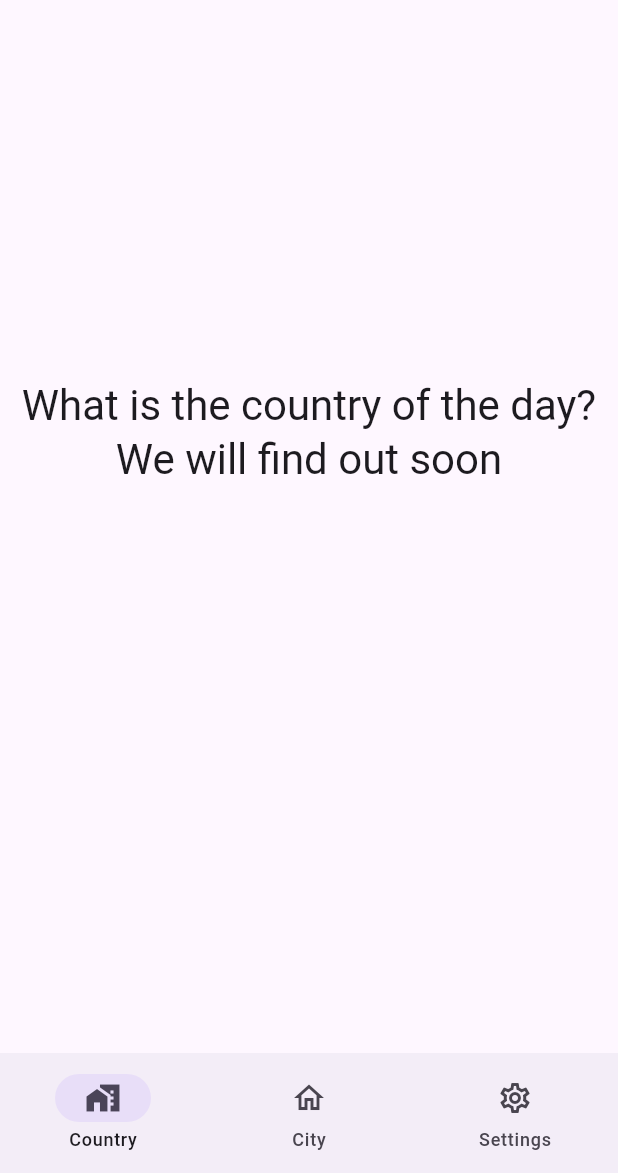
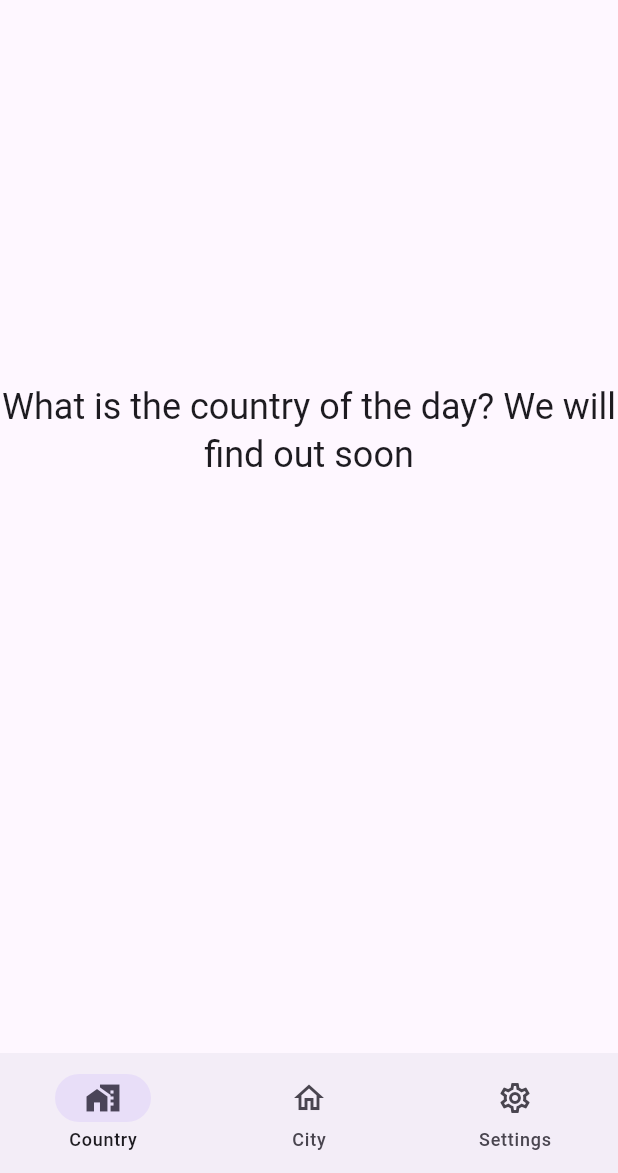
Before and after one commit to juanmanjarres/wherewiki, a Flutter app: the screen it shows after launch, on a phone screen of 412 x 824 dp, the part 63-1236 px from its top. Run offline on Flutter 3.47's test engine with Material 2 defaults, Android fonts, the phone set to English and light mode, and no system bars; missing offline and left inert: wikidart.

Commit message:
changed text themes

```diff
--- a/lib/main.dart
+++ b/lib/main.dart
@@ -65,7 +65,7 @@ class _MyHomePageState extends State<MyHomePage> {
             Center(
               child: Text(
                 'What is the country of the day? We will find out soon',
-                style: Theme.of(context).textTheme.headline4,
+                style: Theme.of(context).textTheme.headline5,
                 textAlign: TextAlign.center,
               ),
             ),
@@ -73,7 +73,8 @@ class _MyHomePageState extends State<MyHomePage> {
             FutureBuilder(
                 future: getWiki(),
                 builder: (ctx, snapshot){
-                  return Text(snapshot.data?.description ?? '');
+                  return Text(snapshot.data?.description ?? '',
+                  style: Theme.of(context).textTheme.bodyMedium,);
                 }),
             const Spacer(flex: 2,),
           ],
```
